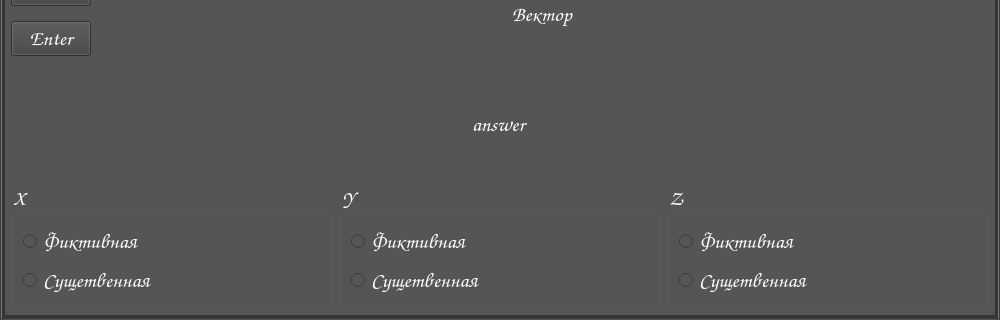
First picture: the form in app/design.ui, repository Kirill-j/AppBF, before the edit; both pictures show x 0 to 1000 and y 180 to 500 of the 1000 by 500 pixel window.
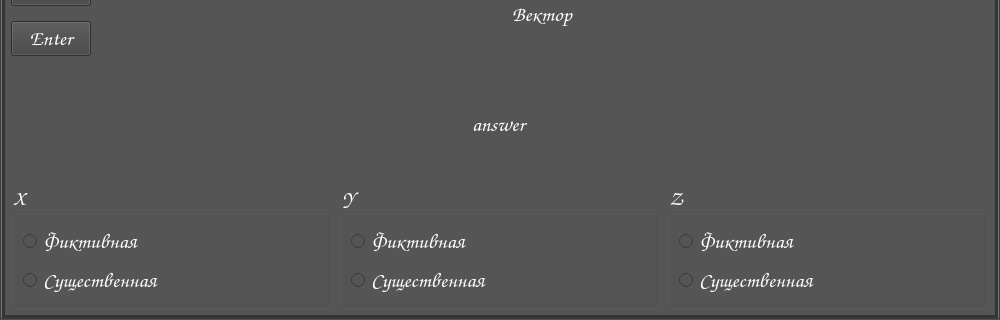
Second picture: the form after the edit. The open tabs and pages were chosen to show the change.

Commit message: ex5 v1.0 Release

What changed in the file:
```diff
--- a/app/design.ui
+++ b/app/design.ui
@@ -478,7 +478,7 @@
          <item>
           <widget class="QRadioButton" name="radio_button_5_x_su">
            <property name="text">
-            <string>Сущетвенная</string>
+            <string>Сущеcтвенная</string>
            </property>
           </widget>
          </item>
@@ -501,7 +501,7 @@
          <item>
           <widget class="QRadioButton" name="radio_button_5_y_su">
            <property name="text">
-            <string>Сущетвенная</string>
+            <string>Сущеcтвенная</string>
            </property>
           </widget>
          </item>
@@ -524,7 +524,7 @@
          <item>
           <widget class="QRadioButton" name="radio_button_5_z_su">
            <property name="text">
-            <string>Сущетвенная</string>
+            <string>Сущеcтвенная</string>
            </property>
           </widget>
          </item>
```
The commit also changes 2 other files.
